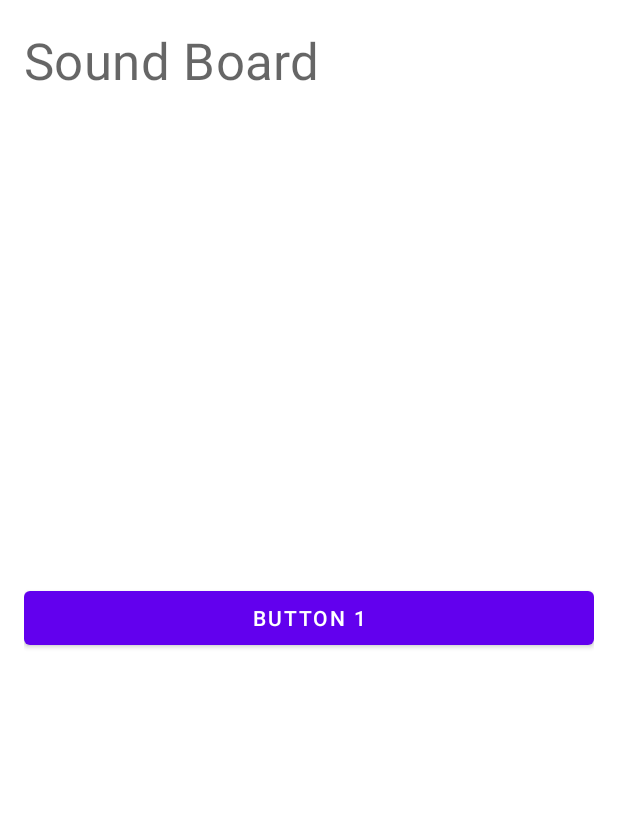
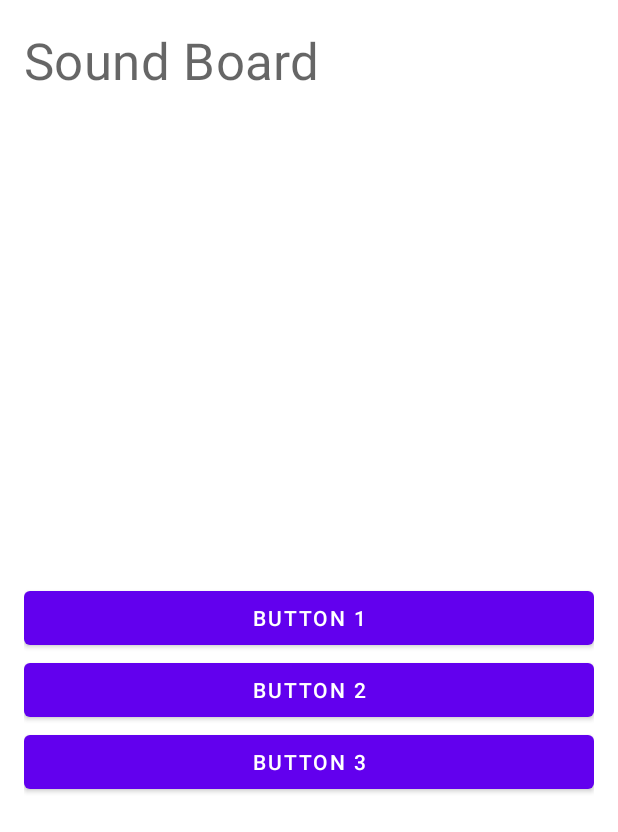
Before and after one commit to EFernandez19/SoundBoard, an Android app: the layout activity_main.xml on its own in the app's theme, with its tools: preview values and no code run, on a phone screen of 412 x 824 dp. Shown: the top 832 px of the screen. Run offline under Robolectric (Android 15) with nearby library versions, the phone set to English and light mode, and no system bars.

Commit message:
Added more buttons

```diff
--- a/app/src/main/java/com/example/soundboard/MainActivity.kt
+++ b/app/src/main/java/com/example/soundboard/MainActivity.kt
@@ -13,9 +13,14 @@ class MainActivity : AppCompatActivity() {
         binding = ActivityMainBinding.inflate(layoutInflater)
         setContentView(binding.root)
 
-        binding.buttonSound1.setOnClickListener{
-            val toast = Toast.makeText(this, "Button Pressed", Toast.LENGTH_SHORT)
-            toast.show()
-        }
+        binding.buttonSound1.setOnClickListener{buttonPressed(binding.buttonSound1.text.toString())}
+        binding.buttonSound2.setOnClickListener{buttonPressed(binding.buttonSound2.text.toString())}
+        binding.buttonSound3.setOnClickListener{buttonPressed(binding.buttonSound3.text.toString())}
+
+    }
+
+    fun buttonPressed(buttonId:String){
+        val toast = Toast.makeText(this, buttonId, Toast.LENGTH_SHORT)
+        toast.show()
     }
 }
--- a/app/src/main/res/layout/activity_main.xml
+++ b/app/src/main/res/layout/activity_main.xml
@@ -26,4 +26,25 @@
         app:layout_constraintBottom_toBottomOf="parent"
         app:layout_constraintStart_toStartOf="parent"
         app:layout_constraintEnd_toEndOf="parent"/>
+
+    <Button
+        android:id="@+id/button_sound2"
+        android:layout_width="0dp"
+        android:layout_height="wrap_content"
+        android:text="@string/button_2"
+        android:gravity="center"
+        app:layout_constraintTop_toBottomOf="@id/button_sound1"
+        app:layout_constraintStart_toStartOf="parent"
+        app:layout_constraintEnd_toEndOf="parent"/>
+
+    <Button
+        android:id="@+id/button_sound3"
+        android:layout_width="0dp"
+        android:layout_height="wrap_content"
+        android:text="@string/button_3"
+        android:gravity="center"
+        app:layout_constraintTop_toBottomOf="@id/button_sound2"
+        app:layout_constraintStart_toStartOf="parent"
+        app:layout_constraintEnd_toEndOf="parent"/>
+
 </androidx.constraintlayout.widget.ConstraintLayout>
--- a/app/src/main/res/values/strings.xml
+++ b/app/src/main/res/values/strings.xml
@@ -2,4 +2,6 @@
     <string name="app_name">SoundBoard</string>
     <string name="sound_board">Sound Board</string>
     <string name="button_1">Button 1</string>
+    <string name="button_2">Button 2</string>
+    <string name="button_3">Button 3</string>
 </resources>
```
